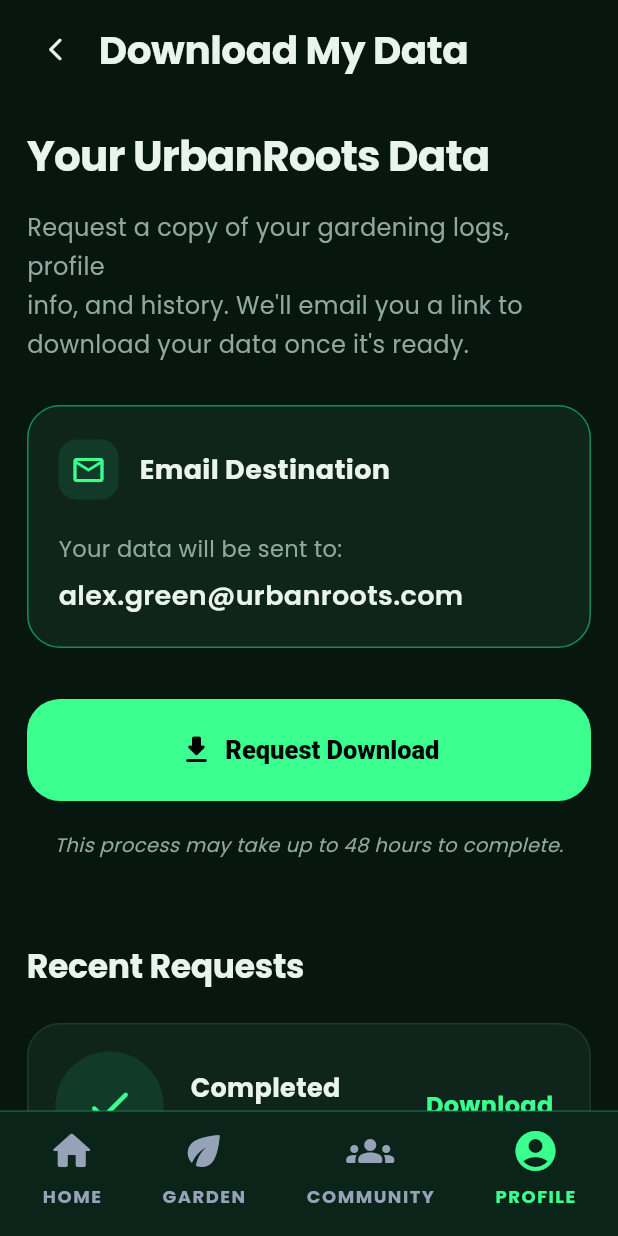
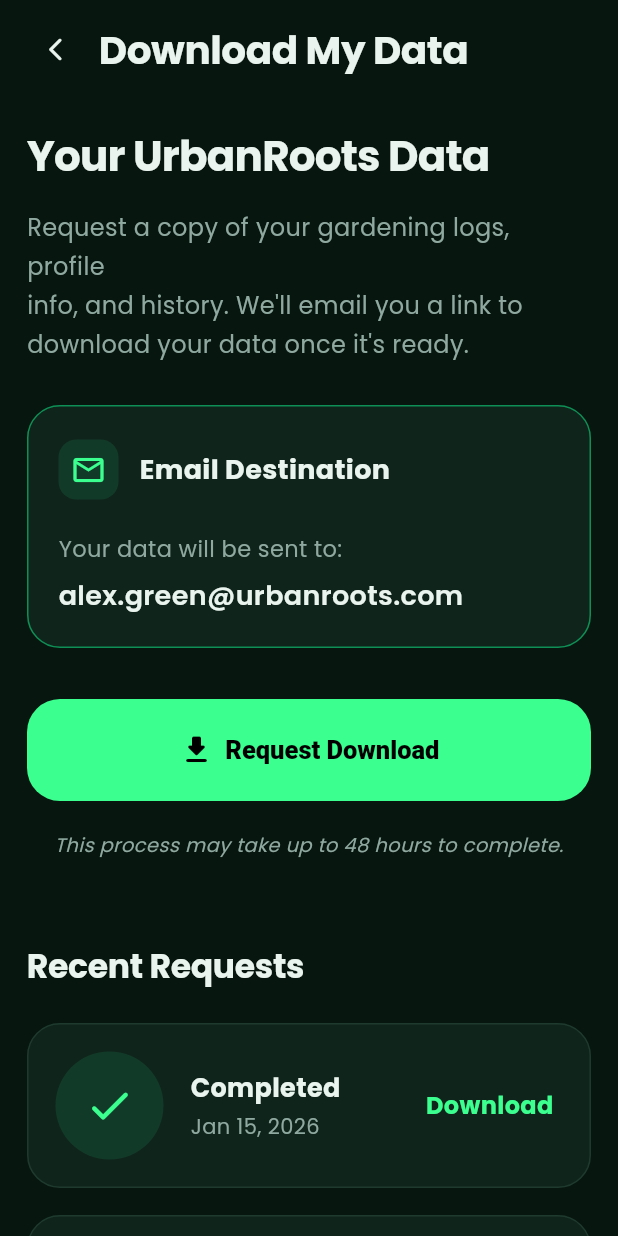
Before and after one commit to NethmikaJayasooriya/UrbanRoots-Project, a Flutter app: the DownloadMyDataScreen screen opened directly, on a phone screen of 412 x 824 dp. Run offline on Flutter 3.47's test engine with Material 3 defaults, Android fonts, the phone set to English and light mode, and no system bars; project files that could hold a hidden picture were left out.

Commit message:
Removed navbar from download my data part

```diff
--- a/mobile_app/lib/features/profile/screens/download_my_data_screen.dart
+++ b/mobile_app/lib/features/profile/screens/download_my_data_screen.dart
@@ -25,7 +25,7 @@
             child: SingleChildScrollView(
               physics: const BouncingScrollPhysics(),
               child: Padding(
-                padding: const EdgeInsets.fromLTRB(18, 14, 18, 24),
+                padding: const EdgeInsets.fromLTRB(18, 14, 18, 30),
                 child: Column(
                   crossAxisAlignment: CrossAxisAlignment.start,
                   children: [
@@ -144,7 +144,6 @@
           ),
         ),
       ),
-      bottomNavigationBar: const _BottomNavBar(),
     );
   }
 }
@@ -344,72 +343,3 @@
     );
   }
 }
-
-class _BottomNavBar extends StatelessWidget {
-  const _BottomNavBar();
-
-  @override
-  Widget build(BuildContext context) {
-    return Container(
-      decoration: const BoxDecoration(
-        color: Color(0xFF0A2419),
-        border: Border(top: BorderSide(color: Color(0xFF0E8F55), width: 0.6)),
-      ),
-      padding: const EdgeInsets.fromLTRB(8, 10, 8, 18),
-      child: SafeArea(
-        top: false,
-        child: Row(
-          mainAxisAlignment: MainAxisAlignment.spaceAround,
-          children: const [
-            _NavItem(icon: Icons.home_rounded, label: "HOME", active: false),
-            _NavItem(icon: Icons.eco_rounded, label: "GARDEN", active: false),
-            _NavItem(
-              icon: Icons.groups_rounded,
-              label: "COMMUNITY",
-              active: false,
-            ),
-            _NavItem(
-              icon: Icons.account_circle_rounded,
-              label: "PROFILE",
-              active: true,
-            ),
-          ],
-        ),
-      ),
-    );
-  }
-}
-
-class _NavItem extends StatelessWidget {
-  const _NavItem({
-    required this.icon,
-    required this.label,
-    required this.active,
-  });
-
-  final IconData icon;
-  final String label;
-  final bool active;
-
-  @override
-  Widget build(BuildContext context) {
-    final Color color = active ? AppColors.accent : const Color(0xFF96A2B8);
-
-    return Column(
-      mainAxisSize: MainAxisSize.min,
-      children: [
-        Icon(icon, color: color, size: 32),
-        const SizedBox(height: 6),
-        Text(
-          label,
-          style: TextStyle(
-            color: color,
-            fontSize: 12,
-            fontWeight: FontWeight.w700,
-            letterSpacing: 1.0,
-          ),
-        ),
-      ],
-    );
-  }
-}
```
